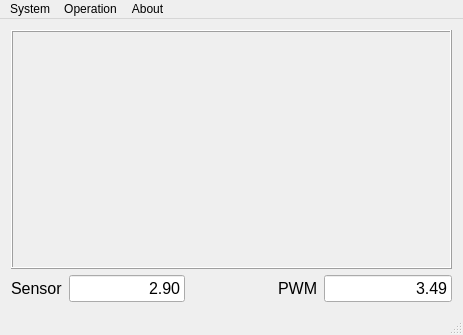
Qt form Project1/SCD/mainwindow.ui (DenisMedeiros/DCA0119) before a commit.
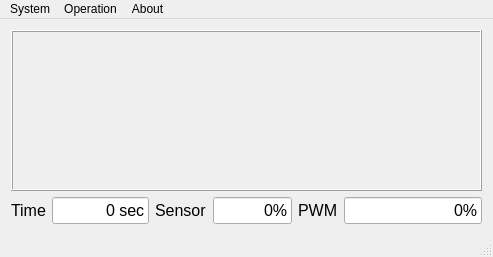
The same form after that commit. Icons and pictures are not drawn.

```diff
--- a/Project1/SCD/mainwindow.ui
+++ b/Project1/SCD/mainwindow.ui
@@ -6,8 +6,8 @@
    <rect>
     <x>0</x>
     <y>0</y>
-    <width>463</width>
-    <height>335</height>
+    <width>493</width>
+    <height>257</height>
    </rect>
   </property>
   <property name="windowTitle">
@@ -18,8 +18,8 @@
     <normaloff>:/icons/resources/scd.svg</normaloff>:/icons/resources/scd.svg</iconset>
   </property>
   <widget class="QWidget" name="centralWidget">
-   <layout class="QGridLayout" name="gridLayout">
-    <item row="0" column="0">
+   <layout class="QVBoxLayout" name="verticalLayout_2">
+    <item>
      <layout class="QVBoxLayout" name="verticalLayout" stretch="90,10">
       <item>
        <widget class="QFrame" name="chartFrame">
@@ -32,7 +32,7 @@
        </widget>
       </item>
       <item>
-       <layout class="QHBoxLayout" name="horizontalLayout_3" stretch="40,20,40">
+       <layout class="QHBoxLayout" name="horizontalLayout_4" stretch="30,30,40">
         <item>
          <layout class="QHBoxLayout" name="horizontalLayout" stretch="20,0">
           <item>
@@ -43,43 +43,61 @@
              </font>
             </property>
             <property name="text">
+             <string>Time</string>
+            </property>
+           </widget>
+          </item>
+          <item>
+           <widget class="QLineEdit" name="lineEditTime">
+            <property name="font">
+             <font>
+              <pointsize>12</pointsize>
+             </font>
+            </property>
+            <property name="text">
+             <string>0 sec</string>
+            </property>
+            <property name="alignment">
+             <set>Qt::AlignRight|Qt::AlignTrailing|Qt::AlignVCenter</set>
+            </property>
+            <property name="readOnly">
+             <bool>true</bool>
+            </property>
+           </widget>
+          </item>
+         </layout>
+        </item>
+        <item>
+         <layout class="QHBoxLayout" name="horizontalLayout_3" stretch="20,0">
+          <item>
+           <widget class="QLabel" name="label_3">
+            <property name="font">
+             <font>
+              <pointsize>12</pointsize>
+             </font>
+            </property>
+            <property name="text">
              <string>Sensor</string>
             </property>
            </widget>
           </item>
           <item>
-           <widget class="QLineEdit" name="lineEdit">
+           <widget class="QLineEdit" name="lineEditSensor">
             <property name="font">
              <font>
               <pointsize>12</pointsize>
              </font>
             </property>
             <property name="text">
-             <string>2.90</string>
+             <string>0%</string>
             </property>
             <property name="alignment">
              <set>Qt::AlignRight|Qt::AlignTrailing|Qt::AlignVCenter</set>
             </property>
-            <property name="readOnly">
-             <bool>true</bool>
-            </property>
            </widget>
           </item>
          </layout>
         </item>
-        <item>
-         <spacer name="horizontalSpacer">
-          <property name="orientation">
-           <enum>Qt::Horizontal</enum>
-          </property>
-          <property name="sizeHint" stdset="0">
-           <size>
-            <width>40</width>
-            <height>20</height>
-           </size>
-          </property>
-         </spacer>
-        </item>
         <item>
          <layout class="QHBoxLayout" name="horizontalLayout_2" stretch="20,0">
           <item>
@@ -102,7 +120,7 @@
              </font>
             </property>
             <property name="text">
-             <string>3.49</string>
+             <string>0%</string>
             </property>
             <property name="alignment">
              <set>Qt::AlignRight|Qt::AlignTrailing|Qt::AlignVCenter</set>
@@ -125,7 +143,7 @@
     <rect>
      <x>0</x>
      <y>0</y>
-     <width>463</width>
+     <width>493</width>
      <height>21</height>
     </rect>
    </property>
```
Left out of the diff: 2 changed lines with no effect on the pictures.
